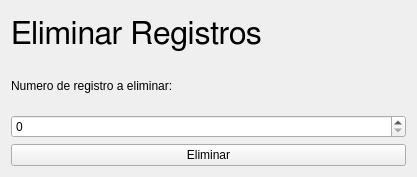
Qt form deleterecordwindow.ui (carlosvelaquez/ProyectoEDII) before a commit.
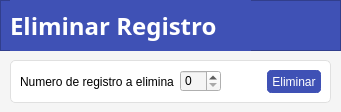
The same form after that commit.

The edit to the form file:
```diff
--- a/deleterecordwindow.ui
+++ b/deleterecordwindow.ui
@@ -6,29 +6,96 @@
    <rect>
     <x>0</x>
     <y>0</y>
-    <width>417</width>
-    <height>177</height>
+    <width>341</width>
+    <height>112</height>
    </rect>
   </property>
   <property name="windowTitle">
    <string>Form</string>
   </property>
-  <layout class="QVBoxLayout" name="verticalLayout">
-   <item>
-    <widget class="QLabel" name="label_2">
+  <property name="styleSheet">
+   <string notr="true">QWidget{
+	background-color: #F5F5F5;
+}
+
+
+QPushButton{
+	background-color: #3F51B5;
+	color: white;
+	border-radius: 5px;
+	border-width: 5px;
+	border-style: solid;
+	border-color: #3F51B5;
+}</string>
+  </property>
+  <widget class="QFrame" name="frame_3">
+   <property name="geometry">
+    <rect>
+     <x>0</x>
+     <y>0</y>
+     <width>341</width>
+     <height>51</height>
+    </rect>
+   </property>
+   <property name="styleSheet">
+    <string notr="true">background-color:#3F51B5;
+color: white;</string>
+   </property>
+   <property name="frameShape">
+    <enum>QFrame::StyledPanel</enum>
+   </property>
+   <property name="frameShadow">
+    <enum>QFrame::Raised</enum>
+   </property>
+   <widget class="QLabel" name="label_3">
+    <property name="geometry">
+     <rect>
+      <x>10</x>
+      <y>0</y>
+      <width>241</width>
+      <height>51</height>
+     </rect>
+    </property>
      <property name="font">
       <font>
-       <family>FreeSans</family>
-       <pointsize>24</pointsize>
-       <weight>50</weight>
-       <bold>false</bold>
+      <family>Montserrat</family>
+      <pointsize>18</pointsize>
+      <weight>75</weight>
+      <bold>true</bold>
       </font>
      </property>
      <property name="text">
-      <string>Eliminar Registros</string>
-     </property>
-    </widget>
-   </item>
+     <string>Eliminar Registro</string>
+    </property>
+   </widget>
+  </widget>
+  <widget class="QFrame" name="frame">
+   <property name="geometry">
+    <rect>
+     <x>10</x>
+     <y>60</y>
+     <width>321</width>
+     <height>43</height>
+    </rect>
+   </property>
+   <property name="styleSheet">
+    <string notr="true">QFrame{
+	border: 1px solid #E0E0E0;
+	border-radius: 5px;
+	background-color: white;
+}
+
+QLabel{
+	border: 0px;
+}</string>
+   </property>
+   <property name="frameShape">
+    <enum>QFrame::StyledPanel</enum>
+   </property>
+   <property name="frameShadow">
+    <enum>QFrame::Raised</enum>
+   </property>
+   <layout class="QHBoxLayout" name="horizontalLayout">
    <item>
     <widget class="QLabel" name="label">
      <property name="text">
@@ -37,16 +104,46 @@
     </widget>
    </item>
    <item>
-    <widget class="QSpinBox" name="spinBox"/>
+     <widget class="QSpinBox" name="spinBox">
+      <property name="sizePolicy">
+       <sizepolicy hsizetype="Minimum" vsizetype="Fixed">
+        <horstretch>0</horstretch>
+        <verstretch>0</verstretch>
+       </sizepolicy>
+      </property>
+     </widget>
+    </item>
+    <item>
+     <spacer name="horizontalSpacer">
+      <property name="orientation">
+       <enum>Qt::Horizontal</enum>
+      </property>
+      <property name="sizeType">
+       <enum>QSizePolicy::MinimumExpanding</enum>
+      </property>
+      <property name="sizeHint" stdset="0">
+       <size>
+        <width>40</width>
+        <height>20</height>
+       </size>
+      </property>
+     </spacer>
    </item>
    <item>
     <widget class="QPushButton" name="pushButton">
+      <property name="sizePolicy">
+       <sizepolicy hsizetype="MinimumExpanding" vsizetype="Fixed">
+        <horstretch>0</horstretch>
+        <verstretch>0</verstretch>
+       </sizepolicy>
+      </property>
      <property name="text">
       <string>Eliminar</string>
      </property>
     </widget>
    </item>
   </layout>
+  </widget>
  </widget>
  <resources/>
  <connections/>
```
Lines whose indentation alone changed are shown as unchanged.
